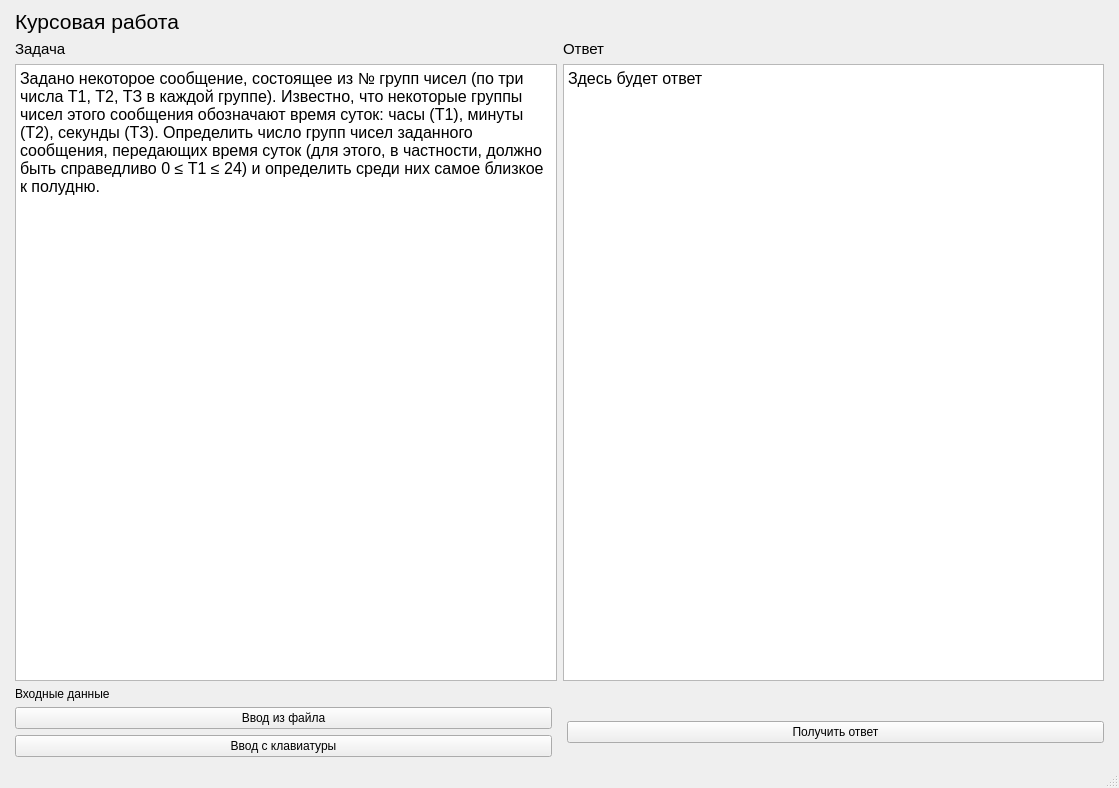
This is mainwindow.ui in sddwbbs/karina_coursework as Qt 5 draws it before an edit. The edited form follows.
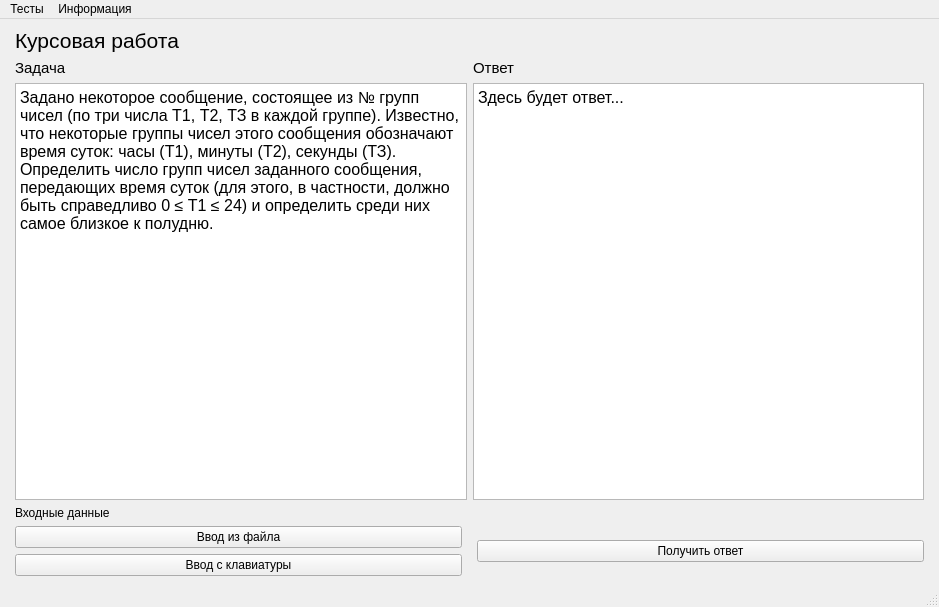
This is the edited form.

Commit message: feat: added info section in menu

What changed in the file:
```diff
--- a/mainwindow.ui
+++ b/mainwindow.ui
@@ -6,8 +6,8 @@
    <rect>
     <x>0</x>
     <y>0</y>
-    <width>1119</width>
-    <height>788</height>
+    <width>939</width>
+    <height>607</height>
    </rect>
   </property>
   <property name="windowTitle">
@@ -95,7 +95,7 @@
          <bool>true</bool>
         </property>
         <property name="plainText">
-         <string>Здесь будет ответ</string>
+         <string>Здесь будет ответ...</string>
         </property>
        </widget>
       </item>
@@ -161,10 +161,31 @@
     <rect>
      <x>0</x>
      <y>0</y>
-     <width>1119</width>
+     <width>939</width>
      <height>23</height>
     </rect>
    </property>
+   <widget class="QMenu" name="menu">
+    <property name="title">
+     <string>Тесты</string>
+    </property>
+    <addaction name="start_tests"/>
+   </widget>
+   <widget class="QMenu" name="menu_2">
+    <property name="tearOffEnabled">
+     <bool>false</bool>
+    </property>
+    <property name="title">
+     <string>Информация</string>
+    </property>
+    <property name="separatorsCollapsible">
+     <bool>false</bool>
+    </property>
+    <addaction name="about_author"/>
+    <addaction name="about_qt"/>
+   </widget>
+   <addaction name="menu"/>
+   <addaction name="menu_2"/>
   </widget>
   <widget class="QStatusBar" name="statusbar"/>
  </widget>
```
Left out of the diff: 17 changed lines with no effect on the pictures. The commit also changes 2 other files.
